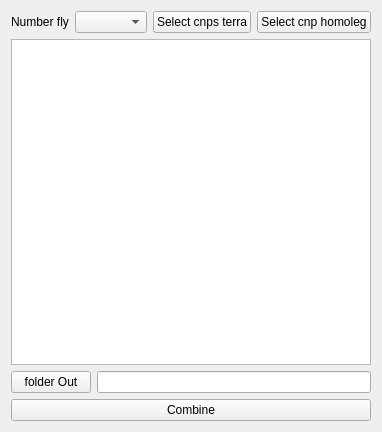
The window that combinecnp.ui (tonilogar/ToolsPcot) describes before a commit, drawn with Qt 5.
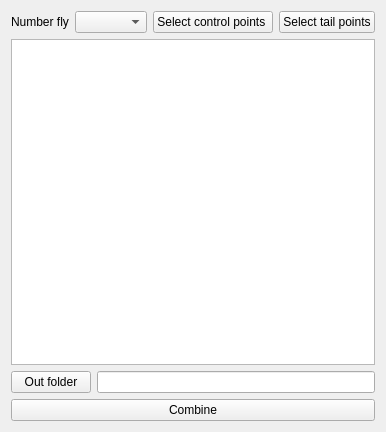
The same window after the commit.

```diff
--- a/combinecnp.ui
+++ b/combinecnp.ui
@@ -29,14 +29,14 @@
      <item>
       <widget class="QPushButton" name="pushButtonSelectCnpT">
        <property name="text">
-        <string>Select cnps terra</string>
+        <string>Select control points </string>
        </property>
       </widget>
      </item>
      <item>
       <widget class="QPushButton" name="pushButtonSelectCnpH">
        <property name="text">
-        <string>Select cnp homoleg</string>
+        <string>Select tail points</string>
        </property>
       </widget>
      </item>
@@ -50,7 +50,7 @@
      <item>
       <widget class="QPushButton" name="pushButtonFolderOut">
        <property name="text">
-        <string>folder Out</string>
+        <string>Out folder</string>
        </property>
       </widget>
      </item>
```
